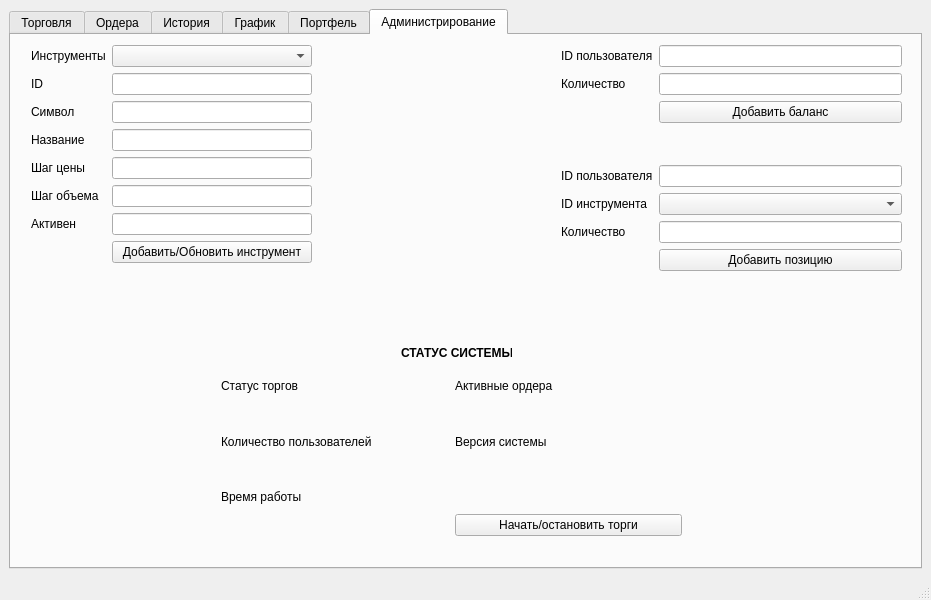
The window that mainwindow.ui (enderline13/Trading-platform-client) describes before a commit, drawn with Qt 5.
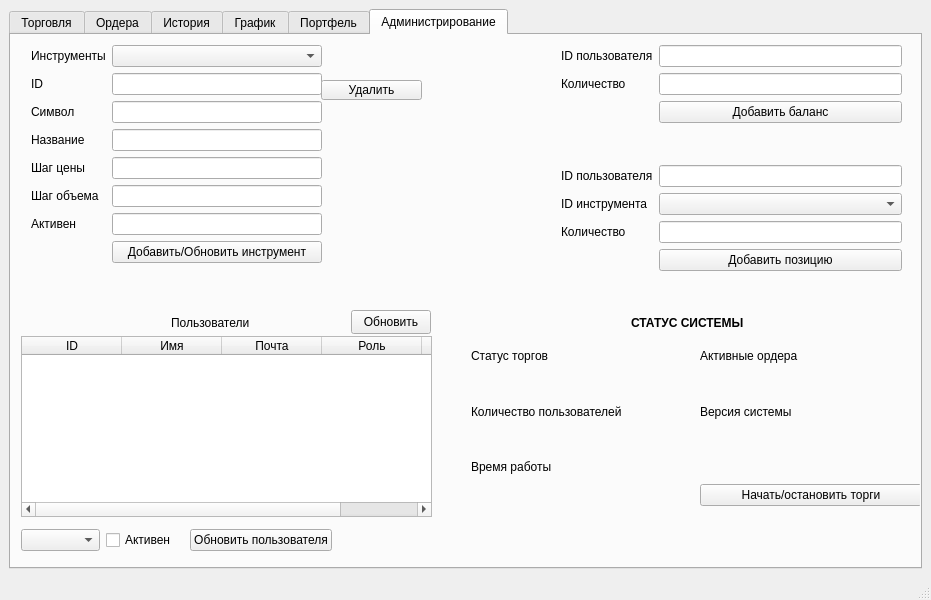
The same window after the commit. The open tabs and pages were chosen to show the change. Custom widgets are drawn as their Qt base class.

```diff
--- a/mainwindow.ui
+++ b/mainwindow.ui
@@ -793,9 +793,9 @@
        <widget class="QLabel" name="label_31">
         <property name="geometry">
          <rect>
-          <x>390</x>
-          <y>310</y>
-          <width>111</width>
+          <x>620</x>
+          <y>280</y>
+          <width>131</width>
           <height>16</height>
          </rect>
         </property>
@@ -811,9 +811,9 @@
        <widget class="QWidget" name="gridLayoutWidget_3">
         <property name="geometry">
          <rect>
-          <x>210</x>
-          <y>340</y>
-          <width>461</width>
+          <x>460</x>
+          <y>310</y>
+          <width>451</width>
           <height>161</height>
          </rect>
         </property>
@@ -902,8 +902,8 @@
          <rect>
           <x>20</x>
           <y>10</y>
-          <width>281</width>
-          <height>291</height>
+          <width>291</width>
+          <height>251</height>
          </rect>
         </property>
         <layout class="QFormLayout" name="formLayout">
@@ -992,7 +992,7 @@
           <x>550</x>
           <y>10</y>
           <width>341</width>
-          <height>111</height>
+          <height>91</height>
          </rect>
         </property>
         <layout class="QFormLayout" name="formLayout_2">
@@ -1031,7 +1031,7 @@
           <x>550</x>
           <y>130</y>
           <width>341</width>
-          <height>131</height>
+          <height>121</height>
          </rect>
         </property>
         <layout class="QFormLayout" name="formLayout_3">
@@ -1074,6 +1074,109 @@
          </item>
         </layout>
        </widget>
+       <widget class="QPushButton" name="delete_instrument_button">
+        <property name="geometry">
+         <rect>
+          <x>310</x>
+          <y>45</y>
+          <width>101</width>
+          <height>20</height>
+         </rect>
+        </property>
+        <property name="text">
+         <string>Удалить</string>
+        </property>
+       </widget>
+       <widget class="QLabel" name="label_37">
+        <property name="geometry">
+         <rect>
+          <x>160</x>
+          <y>280</y>
+          <width>111</width>
+          <height>16</height>
+         </rect>
+        </property>
+        <property name="text">
+         <string>Пользователи</string>
+        </property>
+       </widget>
+       <widget class="QTableWidget" name="users_table">
+        <property name="geometry">
+         <rect>
+          <x>10</x>
+          <y>301</y>
+          <width>411</width>
+          <height>181</height>
+         </rect>
+        </property>
+        <column>
+         <property name="text">
+          <string>ID</string>
+         </property>
+        </column>
+        <column>
+         <property name="text">
+          <string>Имя</string>
+         </property>
+        </column>
+        <column>
+         <property name="text">
+          <string>Почта</string>
+         </property>
+        </column>
+        <column>
+         <property name="text">
+          <string>Роль</string>
+         </property>
+        </column>
+        <column>
+         <property name="text">
+          <string>Активен</string>
+         </property>
+        </column>
+       </widget>
+       <widget class="QWidget" name="horizontalLayoutWidget_2">
+        <property name="geometry">
+         <rect>
+          <x>10</x>
+          <y>490</y>
+          <width>311</width>
+          <height>31</height>
+         </rect>
+        </property>
+        <layout class="QHBoxLayout" name="horizontalLayout_2">
+         <item>
+          <widget class="QComboBox" name="user_role_combo"/>
+         </item>
+         <item>
+          <widget class="QCheckBox" name="user_active_check">
+           <property name="text">
+            <string>Активен</string>
+           </property>
+          </widget>
+         </item>
+         <item>
+          <widget class="QPushButton" name="apply_user_button">
+           <property name="text">
+            <string>Обновить пользователя</string>
+           </property>
+          </widget>
+         </item>
+        </layout>
+       </widget>
+       <widget class="QPushButton" name="refresh_users_button">
+        <property name="geometry">
+         <rect>
+          <x>340</x>
+          <y>275</y>
+          <width>80</width>
+          <height>24</height>
+         </rect>
+        </property>
+        <property name="text">
+         <string>Обновить</string>
+        </property>
+       </widget>
       </widget>
      </widget>
     </item>
```
Left out of the diff: 97 changed lines with no effect on the pictures.
